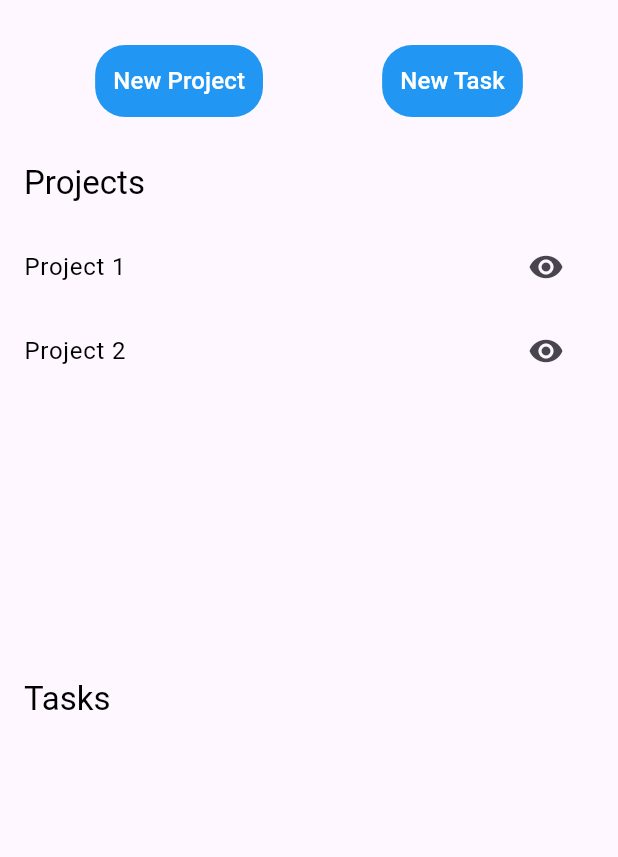
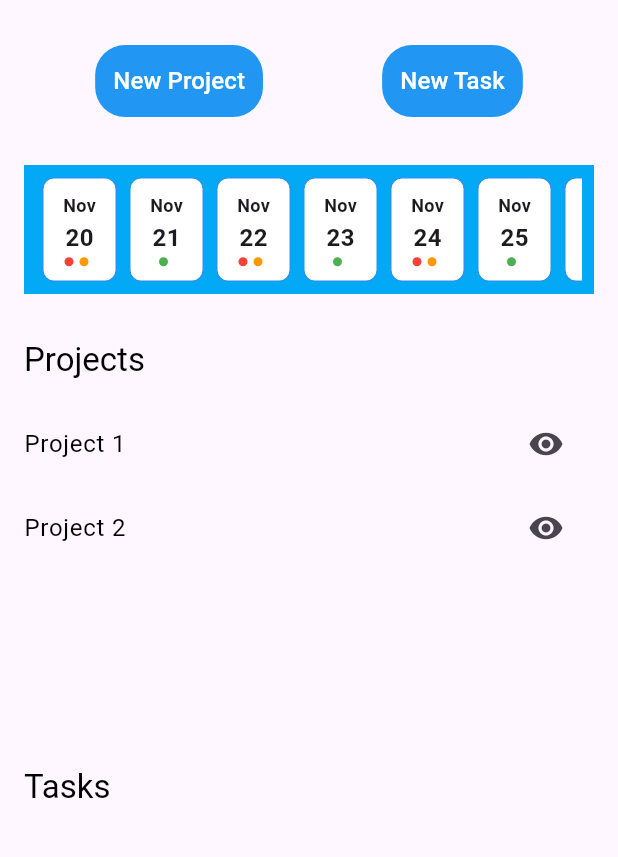
Before and after one commit to Joaszek/ToDo-App, a Flutter app: the screen it shows after launch, on a phone screen of 412 x 824 dp, the part 63-920 px from its top. Run offline on Flutter 3.47's test engine with Material 3 defaults, Android fonts, the phone set to English and light mode, and no system bars; our stand-ins replace syncfusion_flutter_calendar, table_calendar.

Commit message:
Added front calendar in home (ProjectListScreen) page. I also fixed a little issue, in which the created task does not appear after pressing create in TaskListScreen page of a project.

```diff
--- a/lib/calendar_view.dart
+++ b/lib/calendar_view.dart
@@ -1,5 +1,6 @@
 import 'package:flutter/material.dart';
 import 'package:syncfusion_flutter_calendar/calendar.dart';
+import 'models.dart';
 
 class CalendarViewPage extends StatefulWidget {
   @override
@@ -13,11 +14,11 @@ class _CalendarViewPageState extends State<CalendarViewPage> {
   void initState() {
     super.initState();
     _events = {
-      DateTime(2023, 11, 17): [
+      DateTime(2023, 11, 25): [
         Event('Task 1', priority: Priority.high),
         Event('Task 2', priority: Priority.medium),
       ],
-      DateTime(2023, 11, 20): [
+      DateTime(2023, 11, 30): [
         Event('Task 3', priority: Priority.low),
       ],
       // Add more events as needed
@@ -60,25 +61,12 @@ class _CalendarViewPageState extends State<CalendarViewPage> {
           startTime: date,
           endTime: date.add(Duration(hours: 1)),
           subject: event.title,
-          color: _getPriorityColor(event.priority),
+          color: event.color,
         ));
       });
     });
 
     return _DataSource(appointments);
-  }
-
-  Color _getPriorityColor(Priority priority) {
-    switch (priority) {
-      case Priority.high:
-        return Colors.red;
-      case Priority.medium:
-        return Colors.orange;
-      case Priority.low:
-        return Colors.green;
-      default:
-        return Colors.blue;
-    }
   }
 }
 
@@ -87,16 +75,3 @@ class _DataSource extends CalendarDataSource {
     appointments = source;
   }
 }
-
-class Event {
-  final String title;
-  final Priority priority;
-
-  Event(this.title, {required this.priority});
-}
-
-enum Priority {
-  high,
-  medium,
-  low,
-}
--- a/lib/models.dart
+++ b/lib/models.dart
@@ -34,6 +34,34 @@ class Project {
   Project(this.name, this.tasks);
 }
 
+class Event {
+  final String title;
+  final Priority priority;
+  final Color color;
+
+  Event(this.title, {required this.priority})
+      : color = _getColorForPriority(priority);
+
+  static Color _getColorForPriority(Priority priority) {
+    switch (priority) {
+      case Priority.high:
+        return Colors.red;
+      case Priority.medium:
+        return Colors.orange;
+      case Priority.low:
+        return Colors.green;
+      default:
+        return Colors.blue;
+    }
+  }
+}
+
+enum Priority {
+  high,
+  medium,
+  low,
+}
+
 
 //************* USED FOR CLOCK WIDGET *************//
 
@@ -52,7 +80,7 @@ class _TimePickerPopupState extends State<TimePickerPopup> {
   @override
   void initState() {
     super.initState();
-    WidgetsBinding.instance?.addPostFrameCallback((_) {
+    WidgetsBinding.instance.addPostFrameCallback((_) {
       _selectTime(context);
     });
   }
@@ -167,3 +195,92 @@ class DateInputFormatter extends TextInputFormatter {
   }
 }
 //***************************************************//
+
+//************* USED FOR FRONT CALENDAR *************//
+class DateList extends StatelessWidget {
+  @override
+  Widget build(BuildContext context) {
+    // Get the first 50 dates starting from today
+    List<DateTime> firstThirtyDates = List.generate(
+      30,
+          (index) => DateTime.now().add(Duration(days: index)),
+    );
+
+    return SingleChildScrollView(
+      scrollDirection: Axis.horizontal,
+      child: Row(
+        children: firstThirtyDates
+            .map(
+              (date) => DateItem(date: date, events: getSampleEvents(date.day)),
+        )
+            .toList(),
+      ),
+    );
+  }
+
+  // Sample function to generate events for demonstration purposes
+  List<Event> getSampleEvents(int day) {
+    if (day % 2 == 0) {
+      return [Event('Task 1', priority: Priority.high), Event('Task 1', priority: Priority.medium)];
+    } else {
+      return [Event('Task 1', priority: Priority.low)];
+    }
+  }
+}
+
+class DateItem extends StatelessWidget {
+  final DateTime date;
+  final List<Event> events;
+
+  DateItem({required this.date, required this.events});
+
+  @override
+  Widget build(BuildContext context) {
+    return Container(
+      width: 50, // Set a fixed width for the DateItem
+      height: 70, // Set a fixed height for the DateItem
+      margin: EdgeInsets.symmetric(horizontal: 4),
+      padding: EdgeInsets.all(8),
+      decoration: BoxDecoration(
+        color: Colors.white, // Set the background color of the smaller container
+        border: Border.all(color: Colors.blue),
+        borderRadius: BorderRadius.circular(8),
+      ),
+      child: Column(
+        mainAxisAlignment: MainAxisAlignment.spaceEvenly,
+        children: [
+          Text(
+            getMonthAbbreviation(date.month),
+            style: TextStyle(fontSize: 12, fontWeight: FontWeight.bold),
+          ),
+          Text(
+            '${date.day}',
+            style: TextStyle(fontSize: 16, fontWeight: FontWeight.bold),
+          ),
+          Row(
+            mainAxisAlignment: MainAxisAlignment.center,
+            children: events.map((event) {
+              return Container(
+                margin: EdgeInsets.only(right: 4),
+                width: 6, // Adjust the width of the dots
+                height: 6, // Adjust the height of the dots
+                decoration: BoxDecoration(
+                  color: event.color,
+                  shape: BoxShape.circle,
+                ),
+              );
+            }).toList(),
+          ),
+        ],
+      ),
+    );
+  }
+
+  String getMonthAbbreviation(int month) {
+    final monthNames = [
+      'Jan', 'Feb', 'Mar', 'Apr', 'May', 'Jun', 'Jul', 'Aug', 'Sep', 'Oct', 'Nov', 'Dec'
+    ];
+    return monthNames[month - 1];
+  }
+}
+//***************************************************//
--- a/lib/project_list_screen.dart
+++ b/lib/project_list_screen.dart
@@ -379,6 +379,23 @@ class _ProjectListScreenState extends State<ProjectListScreen> {
               ),
             ],
           ),
+          GestureDetector(
+            onTap: () {
+              Navigator.push(
+                  context,
+                  MaterialPageRoute(builder: (context) => MainViewPage())
+              );
+              print('calendar opened!');
+            },
+            child: Padding(
+                padding: const EdgeInsets.all(16.0),
+                child: Container(
+                  padding: EdgeInsets.all(8),
+                  color: Colors.lightBlue, // Set the color of the larger container
+                  child: DateList(),
+                )
+            ),
+          ),
           AppBar(
             title: Text('Projects', style: TextStyle(color: Colors.black)),
             backgroundColor: Colors.transparent,
--- a/lib/task_list_screen.dart
+++ b/lib/task_list_screen.dart
@@ -255,7 +255,9 @@ class _TaskListScreenState extends State<TaskListScreen> {
                       if (taskName.isNotEmpty) {
                         widget.addTaskCallback(widget.project.name,
                             Task(taskName, [], null, null));
-                        widget.updateUICallback();
+                        setState(() {
+                          widget.updateUICallback();
+                        });
                       }
                       // Close the dialog
                       Navigator.of(context).pop();
```
